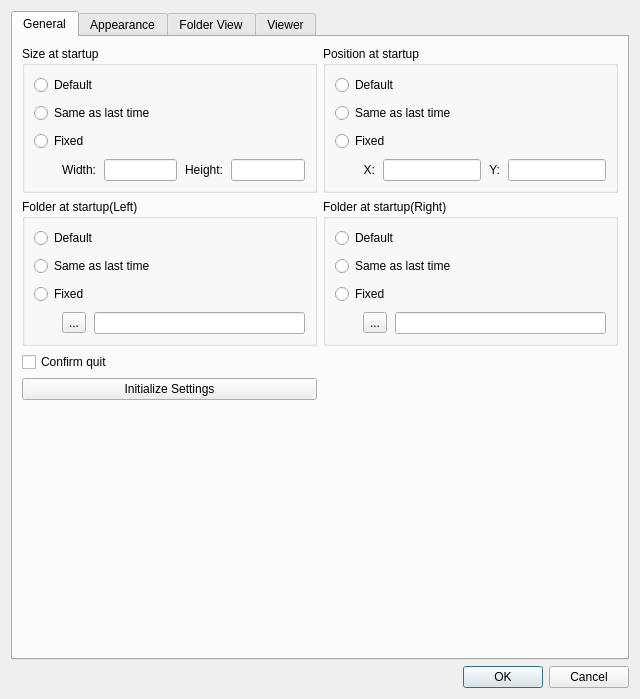
This is preferencesdialog.ui in haraki/farman as Qt 5 draws it before an edit. The edited form follows.
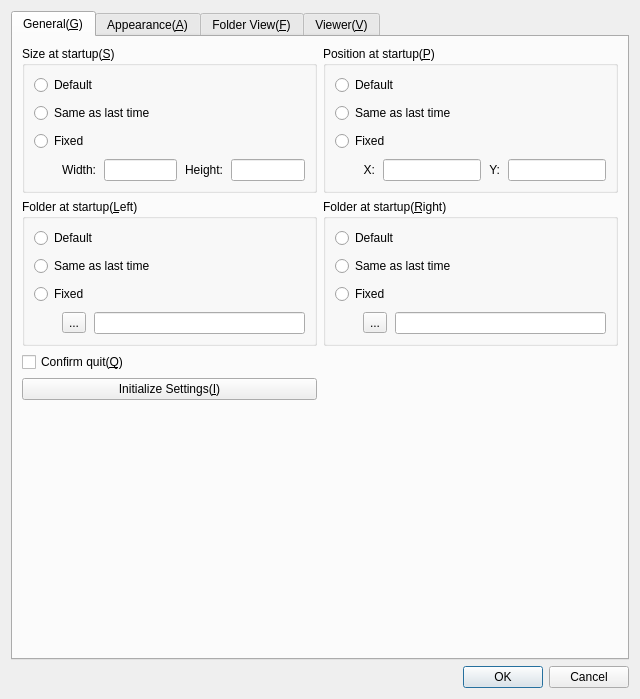
This is the edited form. The open tabs and pages were chosen to show the change.

Commit message: add access key.

The edit to the form file:
```diff
--- a/preferencesdialog.ui
+++ b/preferencesdialog.ui
@@ -21,13 +21,13 @@
      </property>
      <widget class="QWidget" name="generalTab">
       <attribute name="title">
-       <string>General</string>
+       <string>General(&amp;G)</string>
       </attribute>
       <layout class="QGridLayout" name="gridLayout" columnstretch="1,1">
        <item row="1" column="0">
         <widget class="QGroupBox" name="leftFolderAtStartupGroupBox">
          <property name="title">
-          <string>Folder at startup(Left)</string>
+          <string>Folder at startup(&amp;Left)</string>
          </property>
          <layout class="QGridLayout" name="gridLayout_6">
           <property name="spacing">
@@ -86,7 +86,7 @@
        <item row="1" column="1">
         <widget class="QGroupBox" name="rightFolderAtStartupGroupBox">
          <property name="title">
-          <string>Folder at startup(Right)</string>
+          <string>Folder at startup(&amp;Right)</string>
          </property>
          <layout class="QGridLayout" name="gridLayout_7">
           <property name="spacing">
@@ -145,7 +145,7 @@
        <item row="0" column="1">
         <widget class="QGroupBox" name="positionAtStartupGroupBox">
          <property name="title">
-          <string>Position at startup</string>
+          <string>Position at startup(&amp;P)</string>
          </property>
          <layout class="QGridLayout" name="gridLayout_5">
           <property name="spacing">
@@ -220,7 +220,7 @@
        <item row="0" column="0">
         <widget class="QGroupBox" name="sizeAtStartupGroupBox">
          <property name="title">
-          <string>Size at startup</string>
+          <string>Size at startup(&amp;S)</string>
          </property>
          <layout class="QGridLayout" name="gridLayout_4">
           <property name="spacing">
@@ -295,7 +295,7 @@
        <item row="2" column="0" colspan="2">
         <widget class="QCheckBox" name="confirmQuitCheckBox">
          <property name="text">
-          <string>Confirm quit</string>
+          <string>Confirm quit(&amp;Q)</string>
          </property>
         </widget>
        </item>
@@ -315,7 +315,7 @@
        <item row="3" column="0">
         <widget class="QPushButton" name="initializeSettingsPushButton">
          <property name="text">
-          <string>Initialize Settings</string>
+          <string>Initialize Settings(&amp;I)</string>
          </property>
         </widget>
        </item>
@@ -323,7 +323,7 @@
      </widget>
      <widget class="QWidget" name="appearanceTab">
       <attribute name="title">
-       <string>Appearance</string>
+       <string>Appearance(&amp;A)</string>
       </attribute>
       <layout class="QGridLayout" name="gridLayout_13" columnstretch="1,1">
        <property name="horizontalSpacing">
@@ -914,7 +914,7 @@
      </widget>
      <widget class="QWidget" name="folderViewTab">
       <attribute name="title">
-       <string>Folder View</string>
+       <string>Folder View(&amp;F)</string>
       </attribute>
       <layout class="QGridLayout" name="gridLayout_16" columnstretch="1,1">
        <item row="0" column="0" colspan="2">
@@ -1289,7 +1289,7 @@
      </widget>
      <widget class="QWidget" name="viewerTab">
       <attribute name="title">
-       <string>Viewer</string>
+       <string>Viewer(&amp;V)</string>
       </attribute>
       <layout class="QGridLayout" name="gridLayout_10">
        <property name="spacing">
```
Left out of the diff: 26 changed lines with no effect on the pictures.
